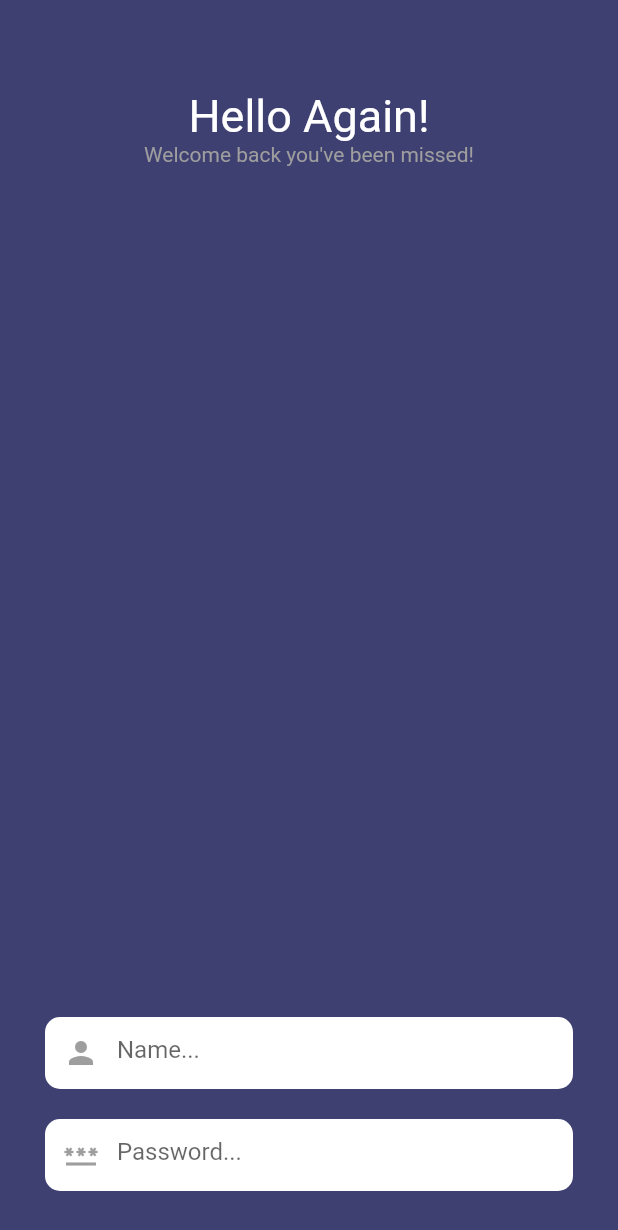
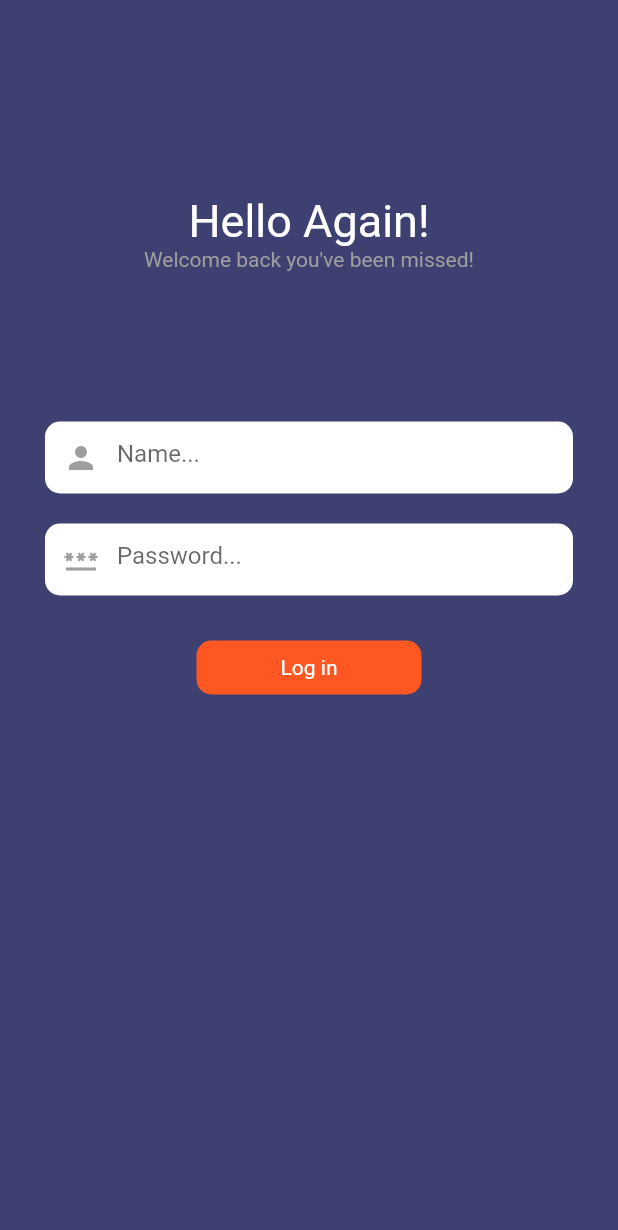
Before and after one commit to viraj-2393/login-authenticator-flutter, a Flutter app: the screen it shows after launch, after a tap on "Log in", on a phone screen of 412 x 824 dp. Shown: the top 1230 px of the screen. Run offline on Flutter 3.47's test engine with Material 2 defaults, Android fonts, the phone set to English and light mode, and no system bars.

Commit message:
Login screen added

```diff
--- a/lib/screens/login-screen.dart
+++ b/lib/screens/login-screen.dart
@@ -1,70 +1,23 @@
 import 'package:flutter/material.dart';
-
+import '../widgets/login-form-widget.dart';
 class LoginScreen extends StatelessWidget{
   static const routeName = '/login-screen';
+
+  const LoginScreen({Key? key}) : super(key: key);
   @override
   Widget build(BuildContext context) {
     return Scaffold(
       backgroundColor: const Color(0xFF3F4072),
       body: Container(
         width: double.infinity,
-        margin: const EdgeInsets.only(top:30),
+        margin: const EdgeInsets.only(top:100),
         padding: const EdgeInsets.all(30),
         child: Column(
           children:  [
-            Text('Hello Again!',style: TextStyle(fontSize: 30,color: Colors.white),),
-            Text('Welcome back you\'ve been missed!',style: TextStyle(color: Colors.grey),),
-            Spacer(),
-            Form(
-              child: Column(
-                children: [
-                  Container(
-                    decoration:BoxDecoration(
-                      borderRadius: BorderRadius.circular(10),
-                      color: Colors.white
-                    ),
-                    child: TextFormField(
-                       decoration: InputDecoration(
-                         border: InputBorder.none,
-                         hintText: 'Name...',
-                         prefixIcon: Icon(Icons.person,color: Colors.grey,)
-                       ),
-                      validator: (value){
-                         if(value!.isEmpty){
-                           return 'Please provide a name';
-                         }
-                         else{
-                           return null;
-                         }
-                      },
-                    ),
-                  ),
-                  SizedBox(height: 20,),
-                  Container(
-                    decoration:BoxDecoration(
-                        borderRadius: BorderRadius.circular(10),
-                        color: Colors.white
-                    ),
-                    child: TextFormField(
-                      decoration: InputDecoration(
-                          border: InputBorder.none,
-                          hintText: 'Password...',
-                          prefixIcon: Icon(Icons.password,color: Colors.grey,)
-                      ),
-                      validator: (value){
-                        if(value!.isEmpty){
-                          return 'Please provide password';
-                        }
-                        else{
-                          return null;
-                        }
-                      },
-                    ),
-                  )
-
-                ],
-              ),
-            )
+            const Text('Hello Again!',style: TextStyle(fontSize: 30,color: Colors.white),),
+            const Text('Welcome back you\'ve been missed!',style: TextStyle(color: Colors.grey),),
+            const SizedBox(height: 100,),
+            LoginFormWidget()
           ],
         ),
       )
--- /dev/null
+++ b/lib/widgets/login-form-widget.dart
@@ -0,0 +1,78 @@
+import 'package:flutter/material.dart';
+
+class LoginFormWidget extends StatefulWidget{
+  @override
+  State<StatefulWidget> createState() {
+    return _LoginFormWidgetState();
+  }
+}
+
+class _LoginFormWidgetState extends State<LoginFormWidget>{
+  @override
+  Widget build(BuildContext context) {
+    return Form(
+      child: Column(
+        children: [
+          Container(
+            decoration:BoxDecoration(
+                borderRadius: BorderRadius.circular(10),
+                color: Colors.white
+            ),
+            child: TextFormField(
+              decoration: const InputDecoration(
+                  border: InputBorder.none,
+                  hintText: 'Name...',
+                  prefixIcon: Icon(Icons.person,color: Colors.grey,)
+              ),
+              validator: (value){
+                if(value!.isEmpty){
+                  return 'Please provide a name';
+                }
+                else{
+                  return null;
+                }
+              },
+            ),
+          ),
+          const SizedBox(height: 20,),
+          Container(
+            decoration:BoxDecoration(
+                borderRadius: BorderRadius.circular(10),
+                color: Colors.white
+            ),
+            child: TextFormField(
+              decoration: const InputDecoration(
+                  border: InputBorder.none,
+                  hintText: 'Password...',
+                  prefixIcon: Icon(Icons.password,color: Colors.grey,)
+              ),
+              validator: (value){
+                if(value!.isEmpty){
+                  return 'Please provide password';
+                }
+                else{
+                  return null;
+                }
+              },
+            ),
+          ),
+          GestureDetector(
+            onTap: (){},
+            child: Container(
+              width: 150,
+              margin: const EdgeInsets.only(top:30),
+              padding: const EdgeInsets.symmetric(vertical: 10),
+              decoration: BoxDecoration(
+                borderRadius: BorderRadius.circular(10),
+                color: Colors.deepOrange,
+              ),
+              child: const Text('Log in',style: TextStyle(color: Colors.white),textAlign: TextAlign.center,),
+            ),
+          )
+
+
+        ],
+      ),
+    );
+  }
+}
```
